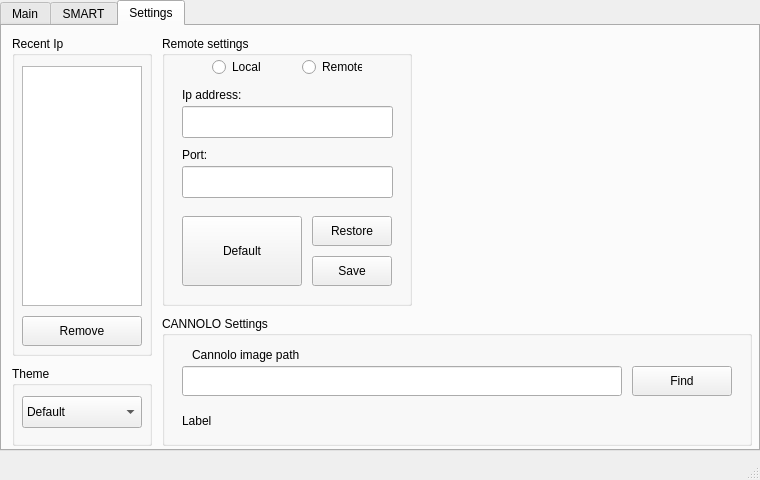
Above: assets/interface.ui from WEEE-Open/pesto before the change. Below: the same form after it.
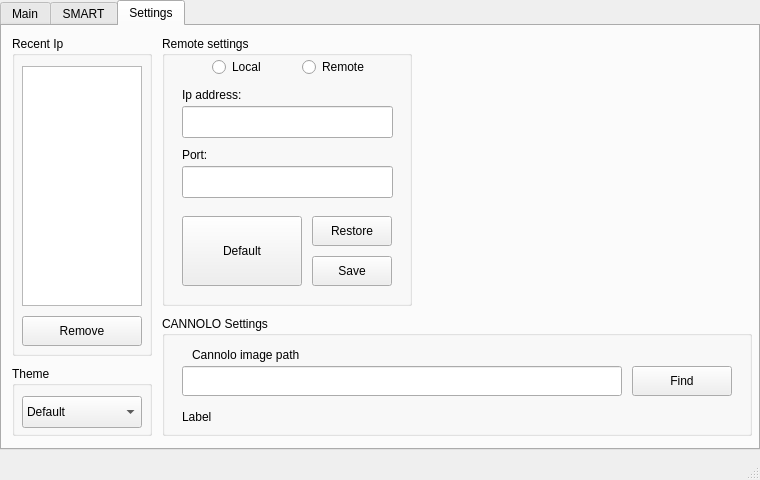
That is the form after the change. The open tabs and pages were chosen to show the change.

Diff of the .ui file:
```diff
--- a/assets/interface.ui
+++ b/assets/interface.ui
@@ -47,7 +47,7 @@
       <x>0</x>
       <y>0</y>
       <width>760</width>
-      <height>451</height>
+      <height>450</height>
      </rect>
     </property>
     <property name="styleSheet">
@@ -453,7 +453,7 @@
         <rect>
          <x>50</x>
          <y>20</y>
-         <width>50</width>
+         <width>60</width>
          <height>22</height>
         </rect>
        </property>
@@ -466,7 +466,7 @@
         <rect>
          <x>140</x>
          <y>20</y>
-         <width>60</width>
+         <width>80</width>
          <height>22</height>
         </rect>
        </property>
@@ -556,7 +556,7 @@
         <x>10</x>
         <y>340</y>
         <width>140</width>
-        <height>80</height>
+        <height>70</height>
        </rect>
       </property>
       <property name="title">
@@ -599,7 +599,7 @@
         <x>160</x>
         <y>290</y>
         <width>590</width>
-        <height>130</height>
+        <height>120</height>
        </rect>
       </property>
       <property name="title">
@@ -625,7 +625,7 @@
        <property name="geometry">
         <rect>
          <x>20</x>
-         <y>90</y>
+         <y>86</y>
          <width>550</width>
          <height>30</height>
         </rect>
```
Left out of the diff: 4 changed lines with no effect on the pictures.
